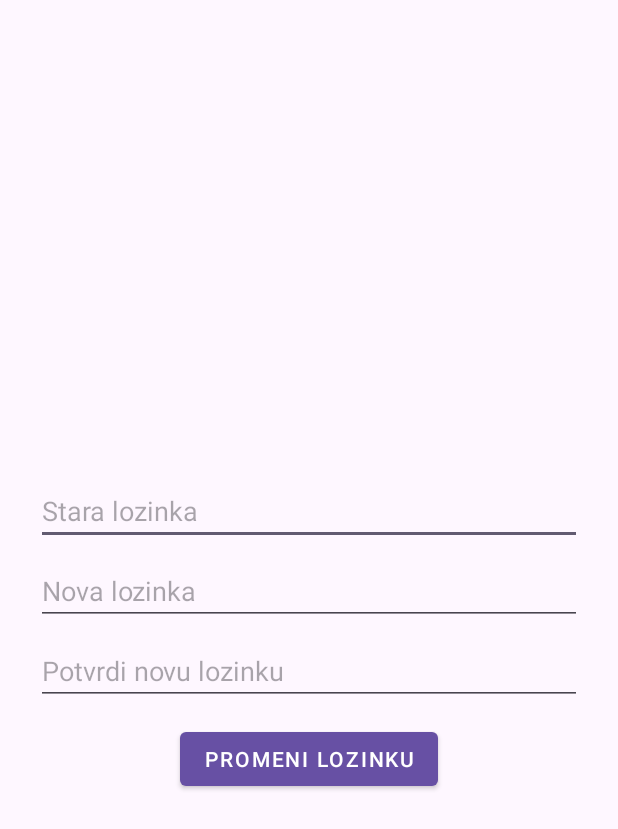
After one commit to spasojevic-nikola/e2-ma-tim37-2025, an Android app: the ChangePasswordActivity screen opened directly, with no data from a screen before it, on a phone screen of 412 x 824 dp. The commit adds this screen. Shown: the top 829 px of the screen. Run offline under Robolectric (Android 15) with nearby library versions, the phone set to English and light mode, and no system bars; our stand-ins replace Firebase (no records; nobody signed in at launch, a user with empty details on screens opened directly).

Commit message:
feat: implement user changing password

```diff
--- a/app/src/main/AndroidManifest.xml
+++ b/app/src/main/AndroidManifest.xml
@@ -38,6 +38,11 @@
             android:exported="false"
             android:parentActivityName=".SocialActivity" />
 
+        <activity
+            android:name=".ChangePasswordActivity"
+            android:exported="false"
+            android:parentActivityName=".MainActivity" />
+
         <!-- Broadcast receiver for handling alliance invitation responses -->
         <receiver android:name=".AllianceInvitationReceiver"
             android:exported="false">
--- /dev/null
+++ b/app/src/main/java/com/example/newhabitquest/ChangePasswordActivity.java
@@ -0,0 +1,64 @@
+package com.example.newhabitquest;
+
+import android.os.Bundle;
+import android.widget.Button;
+import android.widget.EditText;
+import android.widget.Toast;
+import androidx.annotation.Nullable;
+import androidx.appcompat.app.AppCompatActivity;
+
+import com.google.firebase.auth.EmailAuthProvider;
+import com.google.firebase.auth.FirebaseAuth;
+
+public class ChangePasswordActivity extends AppCompatActivity {
+    @Override
+    protected void onCreate(@Nullable Bundle savedInstanceState) {
+        super.onCreate(savedInstanceState);
+        setContentView(R.layout.activity_change_password);
+
+        EditText oldPasswordEditText = findViewById(R.id.oldPasswordEditText);
+        EditText newPasswordEditText = findViewById(R.id.newPasswordEditText);
+        EditText confirmNewPasswordEditText = findViewById(R.id.confirmNewPasswordEditText);
+        Button changePasswordButton = findViewById(R.id.changePasswordButton);
+
+        changePasswordButton.setOnClickListener(v -> {
+            String oldPassword = oldPasswordEditText.getText().toString();
+            String newPassword = newPasswordEditText.getText().toString();
+            String confirmNewPassword = confirmNewPasswordEditText.getText().toString();
+
+            if (oldPassword.isEmpty() || newPassword.isEmpty() || confirmNewPassword.isEmpty()) {
+                showMessage("Popunite sva polja za promenu lozinke.");
+                return;
+            }
+            if (!newPassword.equals(confirmNewPassword)) {
+                showMessage("Nove lozinke se ne poklapaju.");
+                return;
+            }
+            if (newPassword.length() < 6) {
+                showMessage("Nova lozinka mora imati bar 6 karaktera.");
+                return;
+            }
+            FirebaseAuth auth = FirebaseAuth.getInstance();
+            if (auth.getCurrentUser() == null || auth.getCurrentUser().getEmail() == null) {
+                showMessage("Greška sa korisničkim nalogom.");
+                return;
+            }
+            // Reautentifikacija
+            com.google.firebase.auth.AuthCredential credential = EmailAuthProvider.getCredential(auth.getCurrentUser().getEmail(), oldPassword);
+            auth.getCurrentUser().reauthenticate(credential)
+                .addOnSuccessListener(task -> {
+                    auth.getCurrentUser().updatePassword(newPassword)
+                        .addOnSuccessListener(aVoid -> {
+                            showMessage("Lozinka uspešno promenjena.");
+                            finish();
+                        })
+                        .addOnFailureListener(e -> showMessage("Greška pri promeni lozinke: " + e.getMessage()));
+                })
+                .addOnFailureListener(e -> showMessage("Stara lozinka nije ispravna."));
+        });
+    }
+
+    private void showMessage(String message) {
+        Toast.makeText(this, message, Toast.LENGTH_LONG).show();
+    }
+}
--- /dev/null
+++ b/app/src/main/res/layout/activity_change_password.xml
@@ -0,0 +1,41 @@
+<?xml version="1.0" encoding="utf-8"?>
+<LinearLayout xmlns:android="http://schemas.android.com/apk/res/android"
+    android:layout_width="match_parent"
+    android:layout_height="match_parent"
+    android:orientation="vertical"
+    android:gravity="center"
+    android:padding="24dp">
+
+    <EditText
+        android:id="@+id/oldPasswordEditText"
+        android:layout_width="match_parent"
+        android:layout_height="wrap_content"
+        android:hint="Stara lozinka"
+        android:inputType="textPassword"
+        android:layout_marginTop="24dp" />
+
+    <EditText
+        android:id="@+id/newPasswordEditText"
+        android:layout_width="match_parent"
+        android:layout_height="wrap_content"
+        android:hint="Nova lozinka"
+        android:inputType="textPassword"
+        android:layout_marginTop="8dp" />
+
+    <EditText
+        android:id="@+id/confirmNewPasswordEditText"
+        android:layout_width="match_parent"
+        android:layout_height="wrap_content"
+        android:hint="Potvrdi novu lozinku"
+        android:inputType="textPassword"
+        android:layout_marginTop="8dp" />
+
+    <Button
+        android:id="@+id/changePasswordButton"
+        android:layout_width="wrap_content"
+        android:layout_height="wrap_content"
+        android:text="Promeni lozinku"
+        android:layout_marginTop="12dp"
+        style="@style/Widget.MaterialComponents.Button" />
+
+</LinearLayout>
```
Also changed, not shown: app/src/main/java/com/example/newhabitquest/ProfileFragment.java (+9 -0 lines), 1 other file.
